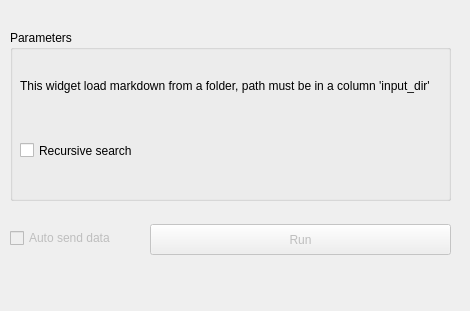
TigerODM/TigerODM, file orangecontrib/IO4IT/widgets/designer/owmarkdownloader.ui: the form before one commit.
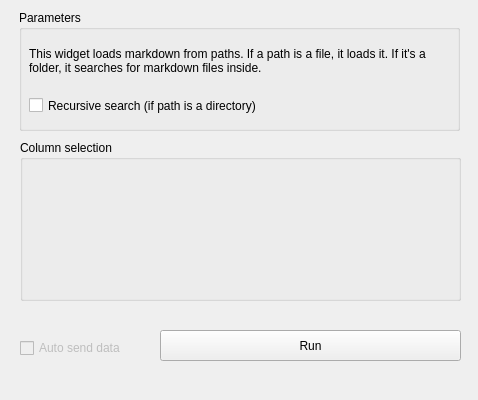
The form after the commit.

```diff
--- a/orangecontrib/IO4IT/widgets/designer/owmarkdownloader.ui
+++ b/orangecontrib/IO4IT/widgets/designer/owmarkdownloader.ui
@@ -6,32 +6,20 @@
    <rect>
     <x>0</x>
     <y>0</y>
-    <width>470</width>
-    <height>311</height>
+    <width>478</width>
+    <height>400</height>
    </rect>
   </property>
-  <property name="minimumSize">
-   <size>
-    <width>470</width>
-    <height>311</height>
-   </size>
-  </property>
-  <property name="maximumSize">
-   <size>
-    <width>470</width>
-    <height>311</height>
-   </size>
-  </property>
   <property name="windowTitle">
    <string>Form</string>
   </property>
   <widget class="QGroupBox" name="groupBox">
    <property name="geometry">
     <rect>
-     <x>10</x>
-     <y>30</y>
+     <x>19</x>
+     <y>10</y>
      <width>441</width>
-     <height>171</height>
+     <height>121</height>
     </rect>
    </property>
    <property name="title">
@@ -42,12 +30,12 @@
      <rect>
       <x>10</x>
       <y>20</y>
-      <width>431</width>
-      <height>71</height>
+      <width>421</width>
+      <height>61</height>
      </rect>
     </property>
     <property name="text">
-     <string>This widget load markdown from a folder, path must be in a column 'input_dir'</string>
+     <string>This widget loads markdown from paths. If a path is a file, it loads it. If it's a folder, it searches for markdown files inside.</string>
     </property>
     <property name="textFormat">
      <enum>Qt::AutoText</enum>
@@ -63,24 +51,72 @@
     <property name="geometry">
      <rect>
       <x>10</x>
-      <y>110</y>
-      <width>431</width>
+      <y>85</y>
+      <width>421</width>
       <height>21</height>
      </rect>
     </property>
     <property name="text">
-     <string>Recursive search</string>
+     <string>Recursive search (if path is a directory)</string>
+    </property>
+   </widget>
+  </widget>
+  <widget class="QGroupBox" name="groupBox_3">
+   <property name="geometry">
+    <rect>
+     <x>20</x>
+     <y>140</y>
+     <width>441</width>
+     <height>161</height>
+    </rect>
+   </property>
+   <property name="title">
+    <string>Column selection</string>
+   </property>
+   <widget class="QLabel" name="Description_4">
+    <property name="geometry">
+     <rect>
+      <x>10</x>
+      <y>30</y>
+      <width>411</width>
+      <height>61</height>
+     </rect>
+    </property>
+    <property name="text">
+     <string/>
+    </property>
+    <property name="textFormat">
+     <enum>Qt::AutoText</enum>
+    </property>
+    <property name="alignment">
+     <set>Qt::AlignLeading|Qt::AlignLeft|Qt::AlignVCenter</set>
+    </property>
+    <property name="wordWrap">
+     <bool>true</bool>
+    </property>
+   </widget>
+   <widget class="QWidget" name="placeholder" native="true">
+    <property name="enabled">
+     <bool>true</bool>
+    </property>
+    <property name="geometry">
+     <rect>
+      <x>0</x>
+      <y>20</y>
+      <width>431</width>
+      <height>141</height>
+     </rect>
     </property>
    </widget>
   </widget>
   <widget class="QPushButton" name="pushButton_send">
    <property name="enabled">
-    <bool>false</bool>
+    <bool>true</bool>
    </property>
    <property name="geometry">
     <rect>
-     <x>150</x>
-     <y>224</y>
+     <x>160</x>
+     <y>330</y>
      <width>301</width>
      <height>31</height>
     </rect>
@@ -95,8 +131,8 @@
    </property>
    <property name="geometry">
     <rect>
-     <x>10</x>
-     <y>230</y>
+     <x>20</x>
+     <y>340</y>
      <width>131</width>
      <height>16</height>
     </rect>
```
Left out of the diff: 2 changed lines with no effect on the pictures.
